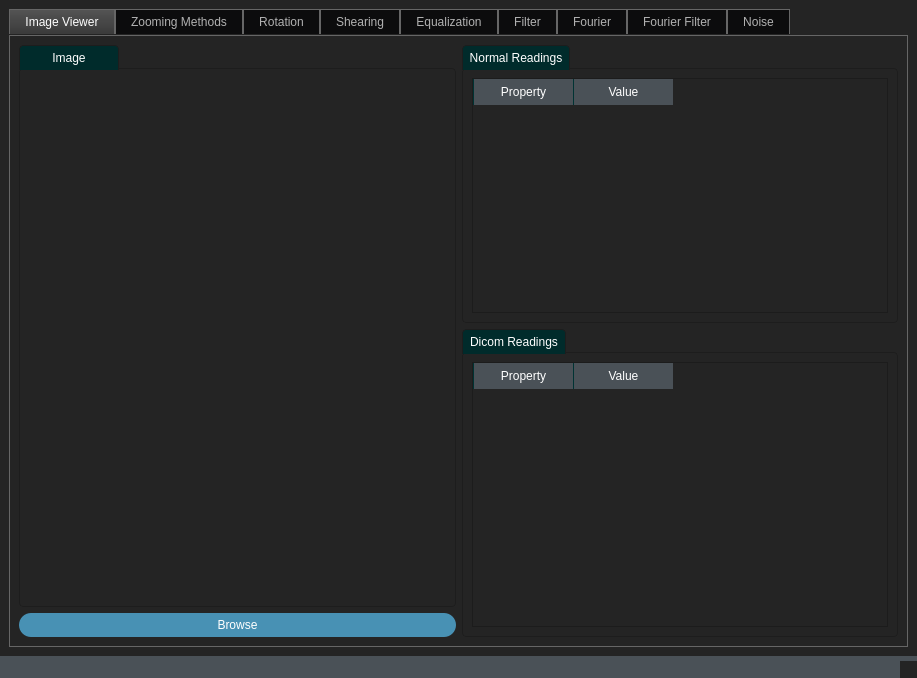
First picture: the form in Task2222.ui, repository DanielRafik/Image-Viewer, before the edit.
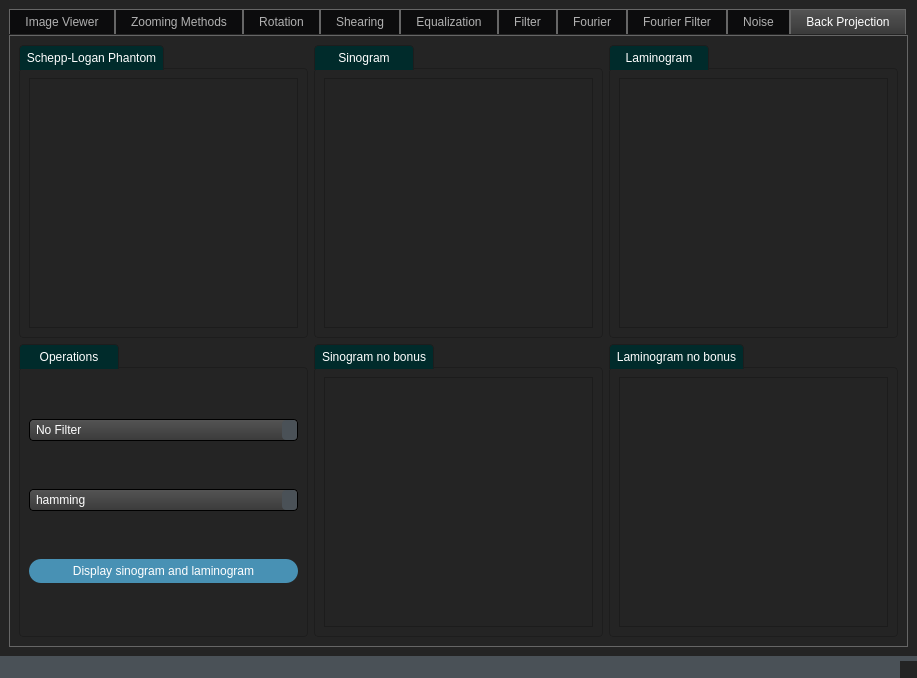
Second picture: the form after the edit. The open tabs and pages were chosen to show the change. Icons and pictures are not drawn. Custom widgets are drawn as their Qt base class.

Patch:
```diff
--- a/Task2222.ui
+++ b/Task2222.ui
@@ -2062,6 +2062,128 @@
         </item>
        </layout>
       </widget>
+      <widget class="QWidget" name="tab_10">
+       <attribute name="title">
+        <string>Back Projection</string>
+       </attribute>
+       <layout class="QGridLayout" name="gridLayout_48">
+        <item row="1" column="2">
+         <widget class="QGroupBox" name="groupBox_39">
+          <property name="title">
+           <string>Laminogram no bonus</string>
+          </property>
+          <layout class="QGridLayout" name="gridLayout_50">
+           <item row="0" column="0">
+            <widget class="MplWidget" name="Laminogram_No_Bonus_graphicsView"/>
+           </item>
+          </layout>
+         </widget>
+        </item>
+        <item row="1" column="1">
+         <widget class="QGroupBox" name="groupBox_38">
+          <property name="sizePolicy">
+           <sizepolicy hsizetype="Preferred" vsizetype="Expanding">
+            <horstretch>0</horstretch>
+            <verstretch>0</verstretch>
+           </sizepolicy>
+          </property>
+          <property name="title">
+           <string>Sinogram no bonus</string>
+          </property>
+          <layout class="QGridLayout" name="gridLayout_49">
+           <item row="0" column="0">
+            <widget class="MplWidget" name="Sinogram_No_bonus_graphicsView"/>
+           </item>
+          </layout>
+         </widget>
+        </item>
+        <item row="1" column="0">
+         <widget class="QGroupBox" name="groupBox_40">
+          <property name="title">
+           <string>Operations</string>
+          </property>
+          <layout class="QGridLayout" name="gridLayout_51">
+           <item row="1" column="0">
+            <widget class="QComboBox" name="Hamming_comboBox">
+             <item>
+              <property name="text">
+               <string>hamming</string>
+              </property>
+             </item>
+             <item>
+              <property name="text">
+               <string>ramp</string>
+              </property>
+             </item>
+            </widget>
+           </item>
+           <item row="0" column="0">
+            <widget class="QComboBox" name="Filter_or_no_comboBox">
+             <item>
+              <property name="text">
+               <string>No Filter</string>
+              </property>
+             </item>
+             <item>
+              <property name="text">
+               <string>With Angles 20,40,60,...</string>
+              </property>
+             </item>
+             <item>
+              <property name="text">
+               <string>select here Go to other box for filters</string>
+              </property>
+             </item>
+            </widget>
+           </item>
+           <item row="2" column="0">
+            <widget class="QPushButton" name="Display_Sinogram_and_Laminogram_Button">
+             <property name="text">
+              <string>Display sinogram and laminogram</string>
+             </property>
+            </widget>
+           </item>
+          </layout>
+         </widget>
+        </item>
+        <item row="0" column="0">
+         <widget class="QGroupBox" name="groupBox_35">
+          <property name="title">
+           <string>Schepp-Logan Phantom</string>
+          </property>
+          <layout class="QGridLayout" name="gridLayout_45">
+           <item row="0" column="0">
+            <widget class="MplWidget" name="Schepp_Logan_Pahntom_graphicsView"/>
+           </item>
+          </layout>
+         </widget>
+        </item>
+        <item row="0" column="1">
+         <widget class="QGroupBox" name="groupBox_36">
+          <property name="title">
+           <string>Sinogram</string>
+          </property>
+          <layout class="QGridLayout" name="gridLayout_46">
+           <item row="0" column="0">
+            <widget class="MplWidget" name="Sinogram_graphicsView"/>
+           </item>
+          </layout>
+         </widget>
+        </item>
+        <item row="0" column="2">
+         <widget class="QGroupBox" name="groupBox_37">
+          <property name="title">
+           <string>Laminogram</string>
+          </property>
+          <layout class="QGridLayout" name="gridLayout_47">
+           <item row="0" column="0">
+            <widget class="MplWidget" name="Laminogram_graphicsView"/>
+           </item>
+          </layout>
+         </widget>
+        </item>
+       </layout>
+      </widget>
      </widget>
     </item>
    </layout>
```
Left out of the diff: 2 changed lines with no effect on the pictures.
